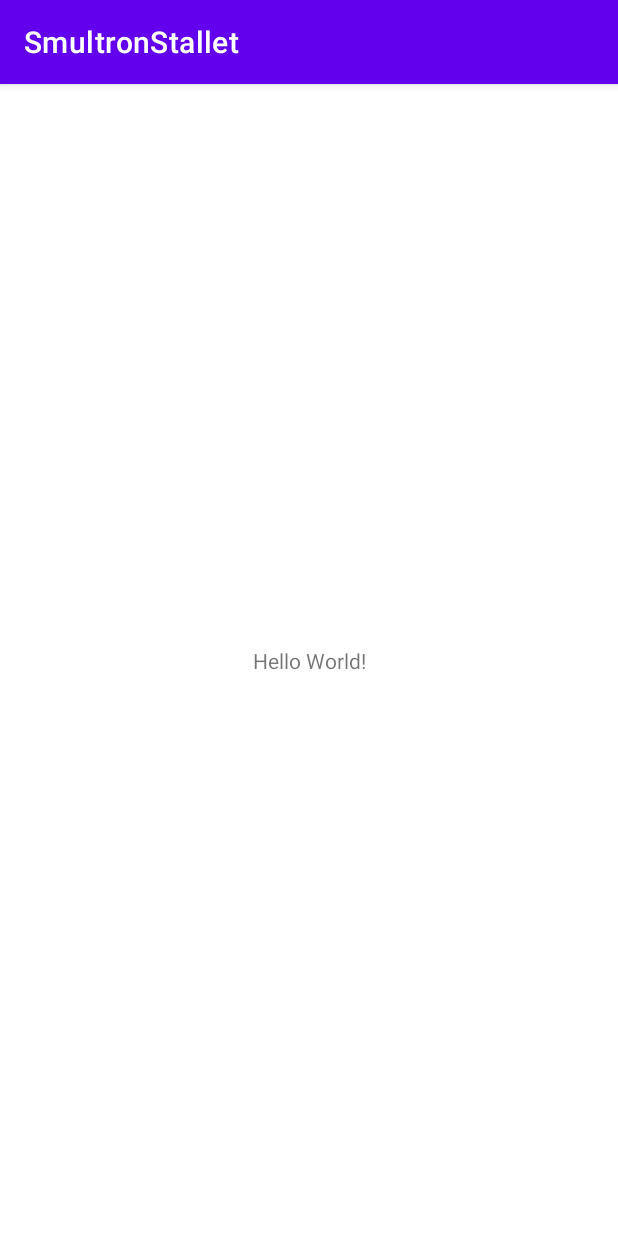
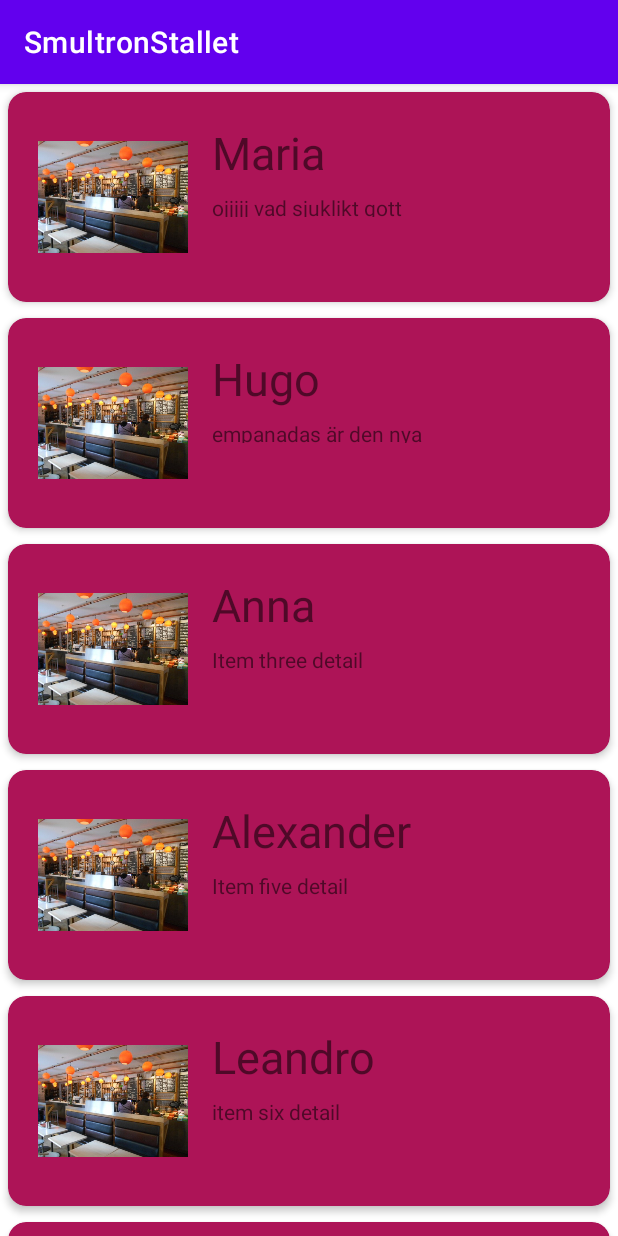
Before and after one commit to alex88g/SmultronStallet, an Android app: the screen it shows after launch (MainActivity), on a phone screen of 412 x 824 dp. Run offline under Robolectric (Android 15) with nearby library versions, the phone set to English and light mode, and no system bars.

Commit message:
jag skapat recycleView en adapter och en funtion som visar text och bild har börjat med 2 classer som ska göra att går ta in en review , ett namn och bild (ska utvecklas när det ta in en Location)

```diff
--- a/app/src/main/AndroidManifest.xml
+++ b/app/src/main/AndroidManifest.xml
@@ -1,7 +1,6 @@
 <?xml version="1.0" encoding="utf-8"?>
 <manifest xmlns:android="http://schemas.android.com/apk/res/android"
-    xmlns:tools="http://schemas.android.com/tools"
-    package="com.example.smultronstallet">
+    xmlns:tools="http://schemas.android.com/tools">
 
     <application
         android:allowBackup="true"
--- a/app/src/main/java/com/example/smultronstallet/MainActivity.kt
+++ b/app/src/main/java/com/example/smultronstallet/MainActivity.kt
@@ -1,19 +1,25 @@
 package com.example.smultronstallet
 
+import android.os.Bundle
 import androidx.appcompat.app.AppCompatActivity
-import android.os.Bundle
-import android.util.Log
+import androidx.recyclerview.widget.LinearLayoutManager
+import androidx.recyclerview.widget.RecyclerView
+import kotlinx.android.synthetic.main.activity_main.*
 
- lateinit var list:MapList
 
 class MainActivity : AppCompatActivity() {
+   private var layoutManager: RecyclerView.LayoutManager?= null
+    private var adapter: RecyclerView.Adapter<RecyclerAdapter.ViewHolder>?=null
+
     override fun onCreate(savedInstanceState: Bundle?) {
         super.onCreate(savedInstanceState)
         setContentView(R.layout.activity_main)
-        // lista till map
-
-       Log.d("!!!", "${list.latitude}")
+        var recyclerView = findViewById<RecyclerView>(R.id.recyclerView)
+        recyclerView.layoutManager = LinearLayoutManager(this)
 
 
+        recyclerView.adapter =RecyclerAdapter()
+
        }
+
 }
--- /dev/null
+++ b/app/src/main/java/com/example/smultronstallet/RecyclerAdapter.kt
@@ -0,0 +1,47 @@
+package com.example.smultronstallet
+import android.view.LayoutInflater
+import android.view.View
+import android.view.ViewGroup
+import android.widget.ImageView
+import android.widget.TextView
+import androidx.recyclerview.widget.RecyclerView
+
+class RecyclerAdapter:RecyclerView.Adapter<RecyclerAdapter.ViewHolder>() {
+    private var titles = arrayOf("Maria", "Hugo ", "Anna", "Alexander", "Leandro", "Christian","Christian","Christian","Maria", "Hugo ", "Anna", "Alexander", "Leandro", "Christian","Christian","Christian")
+    private var details = arrayOf("ojjjjj vad sjuklikt gott","empanadas är den nya smakatombomben","Item three detail","Item five detail", "item six detail","item six detail","ojjjjj vad sjuklikt gott","empanadas är den nya smakatombomben","Item three detail","Item five detail", "item six detail","item six detail")
+    private var image = intArrayOf(R.drawable.chilenskmat,R.drawable.chilenskmat,R.drawable.chilenskmat,R.drawable.chilenskmat,R.drawable.chilenskmat,R.drawable.chilenskmat,R.drawable.chilenskmat,R.drawable.chilenskmat,R.drawable.chilenskmat,R.drawable.chilenskmat,R.drawable.chilenskmat,R.drawable.chilenskmat,R.drawable.chilenskmat,R.drawable.chilenskmat,R.drawable.chilenskmat,R.drawable.chilenskmat)
+    var smultronlist = mutableListOf<SmultronList>()
+// här ska skapas en finktion som gör att recyclerView inte slutar forsätter till sixe of
+   /* for(i in 0 to size){
+        smultronlist.add(SmultronList("hej",))
+    }*/
+
+    override fun onCreateViewHolder(parent: ViewGroup, viewType: Int): RecyclerAdapter.ViewHolder {
+        val v = LayoutInflater.from(parent.context).inflate(R.layout.card_layout,parent,false)
+        return ViewHolder(v)
+    }
+    override fun getItemCount(): Int {
+
+        return titles.size
+    }
+    override fun onBindViewHolder(holder: ViewHolder, position: Int ){
+        holder.itemTitle.text = titles[position]
+        holder.itemDetail.text = details[position]
+        holder.itemImage.setImageResource(image[position])
+    }
+
+
+
+    inner class ViewHolder (itemView: View): RecyclerView.ViewHolder(itemView){
+        var itemImage: ImageView
+        var itemTitle: TextView
+        var itemDetail: TextView
+        init {
+            itemImage = itemView.findViewById(R.id.item_image)
+            itemTitle = itemView.findViewById(R.id.item_title)
+            itemDetail = itemView.findViewById(R.id.item_detail)
+    }
+
+}
+
+}
--- /dev/null
+++ b/app/src/main/java/com/example/smultronstallet/SmultronList.kt
@@ -0,0 +1,6 @@
+package com.example.smultronstallet
+
+class SmultronList (name:String, review:String,image:Int){
+
+
+}
--- /dev/null
+++ b/app/src/main/java/com/example/smultronstallet/Smultron_plats.kt
@@ -0,0 +1,4 @@
+package com.example.smultronstallet
+
+class SmultronPlats(name:String, location:String, image:Int ) {
+}
--- a/app/src/main/res/layout/activity_main.xml
+++ b/app/src/main/res/layout/activity_main.xml
@@ -6,10 +6,10 @@
     android:layout_height="match_parent"
     tools:context=".MainActivity">
 
-    <TextView
-        android:layout_width="wrap_content"
-        android:layout_height="wrap_content"
-        android:text="Hello World!"
+    <androidx.recyclerview.widget.RecyclerView
+        android:id="@+id/recyclerView"
+        android:layout_width="match_parent"
+        android:layout_height="match_parent"
         app:layout_constraintBottom_toBottomOf="parent"
         app:layout_constraintEnd_toEndOf="parent"
         app:layout_constraintStart_toStartOf="parent"
--- /dev/null
+++ b/app/src/main/res/layout/card_layout.xml
@@ -0,0 +1,50 @@
+<?xml version="1.0" encoding="utf-8"?>
+<androidx.cardview.widget.CardView xmlns:android="http://schemas.android.com/apk/res/android"
+    android:layout_width="match_parent"
+    android:layout_height="wrap_content"
+    xmlns:app="http://schemas.android.com/apk/res-auto"
+    xmlns:tools="http://schemas.android.com/tools"
+    android:id="@+id/card_View"
+    android:layout_margin="5dp"
+    app:cardBackgroundColor="#AD1457"
+    app:cardCornerRadius="12dp"
+    app:cardElevation="3dp"
+    app:contentPadding="4dp"
+    tools:showIn="@layout/activity_main">
+
+    <androidx.constraintlayout.widget.ConstraintLayout
+        android:layout_width="match_parent"
+        android:layout_height="wrap_content"
+        android:id="@+id/deltaRelativeLayout"
+        android:padding="16dp"
+        >
+
+        <ImageView
+            android:id="@+id/item_image"
+            android:layout_width = "100dp"
+            android:layout_height="100dp"
+            app:layout_constraintTop_toTopOf="parent"
+            app:layout_constraintLeft_toLeftOf="parent"/>
+            <TextView
+                android:id="@+id/item_title"
+                android:layout_width="236dp"
+                android:layout_height="39dp"
+                app:layout_constraintTop_toTopOf="parent"
+                app:layout_constraintLeft_toRightOf="@+id/item_image"
+                android:layout_marginStart="16dp"
+                android:textSize="30sp"/>
+        <TextView
+            android:id="@+id/item_detail"
+            android:layout_width="236dp"
+            android:layout_height="16dp"
+            android:layout_marginStart="16dp"
+            android:layout_marginTop="8dp"
+            app:layout_constraintTop_toBottomOf="@+id/item_title"
+            app:layout_constraintLeft_toRightOf="@id/item_image"/>
+
+
+    </androidx.constraintlayout.widget.ConstraintLayout>
+
+
+
+</androidx.cardview.widget.CardView>
--- a/build.gradle
+++ b/build.gradle
@@ -1,7 +1,7 @@
 // Top-level build file where you can add configuration options common to all sub-projects/modules.
 plugins {
-    id 'com.android.application' version '7.2.2' apply false
-    id 'com.android.library' version '7.2.2' apply false
+    id 'com.android.application' version '7.3.1' apply false
+    id 'com.android.library' version '7.3.1' apply false
     id 'org.jetbrains.kotlin.android' version '1.7.10' apply false
 }
 
```
Also changed, not shown: app/build.gradle (+14 -3 lines), app/src/main/java/com/example/smultronstallet/MapList.kt (deleted, +0 -19 lines), gradle/wrapper/gradle-wrapper.properties.
